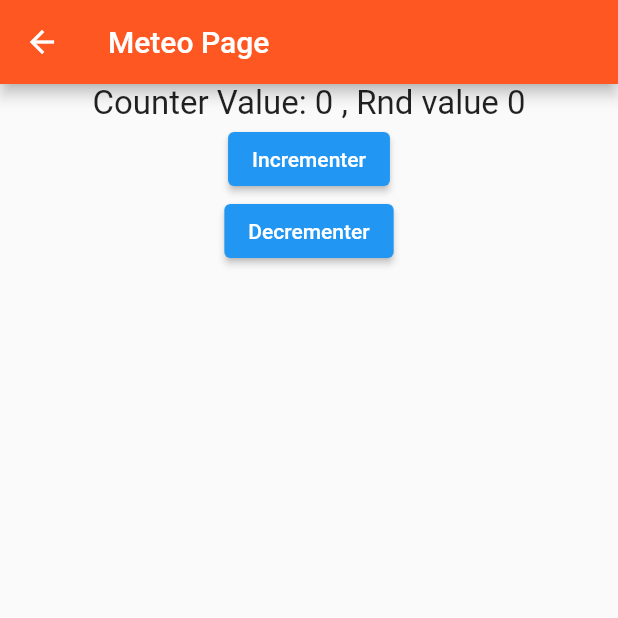
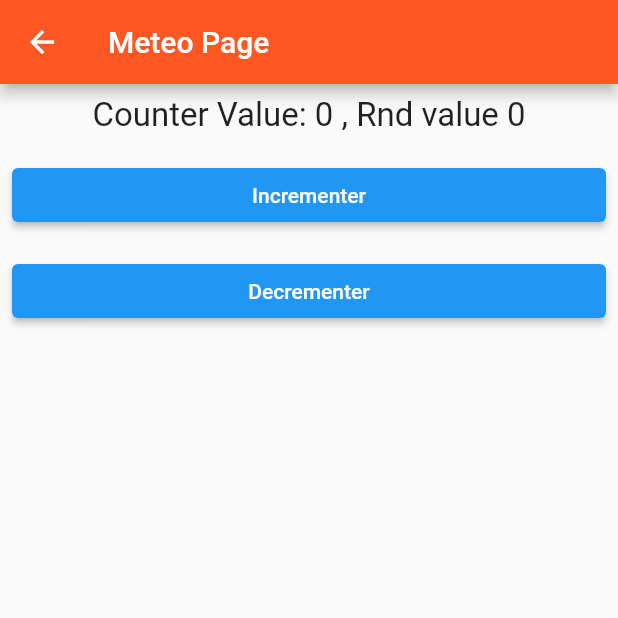
Before and after one commit to tatsinda/App_meteo, a Flutter app: the screen it shows after launch, in the side drawer, after a tap on "Meteo", on a phone screen of 412 x 824 dp, the top half of it. Run offline on Flutter 3.47's test engine with Material 2 defaults, Android fonts, the phone set to English and light mode, and no system bars.

Commit message:
structuration des button et test dans le menu Meteo

```diff
--- a/lib/meteo-page.dart
+++ b/lib/meteo-page.dart
@@ -20,13 +20,21 @@ class _MeteoPageState extends State<MeteoPage> {
         ),
         body: Column(
           children: <Widget>[
-            Center(
+            // envelloper dansun padding
+            Padding(
+              padding: const EdgeInsets.all(8.0),
+              child: Center(
                 child: Text(
                   'Counter Value: ${counter} , Rnd value ${randomValue}',
                   style: TextStyle(fontSize: 22),
                 ),
               ),
-            ElevatedButton(
+            ),
+            //enlopper dans un container pour structurer
+            Container(
+              width: double.infinity,
+              padding: EdgeInsets.all(8), //un padding de 8
+              child: ElevatedButton(
                 child: Text(
                   'Incrementer',
                 ),
@@ -39,7 +47,12 @@ class _MeteoPageState extends State<MeteoPage> {
                   });
                 },
               ),
-            ElevatedButton(
+            ),
+            Container(
+              width: double.infinity,
+              child: Padding(
+                padding: const EdgeInsets.all(8.0),
+                child: ElevatedButton(
                   child: Text(
                     'Decrementer',
                   ),
@@ -49,6 +62,8 @@ class _MeteoPageState extends State<MeteoPage> {
                       --counter;
                     });
                   },
+                ),
+              ),
             )
           ],
         ));
```
Lines whose indentation alone changed are shown as unchanged.
